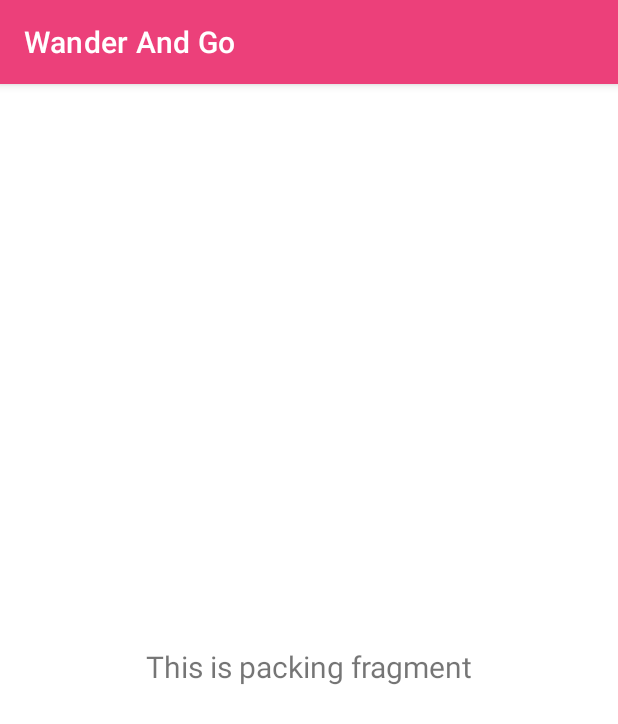
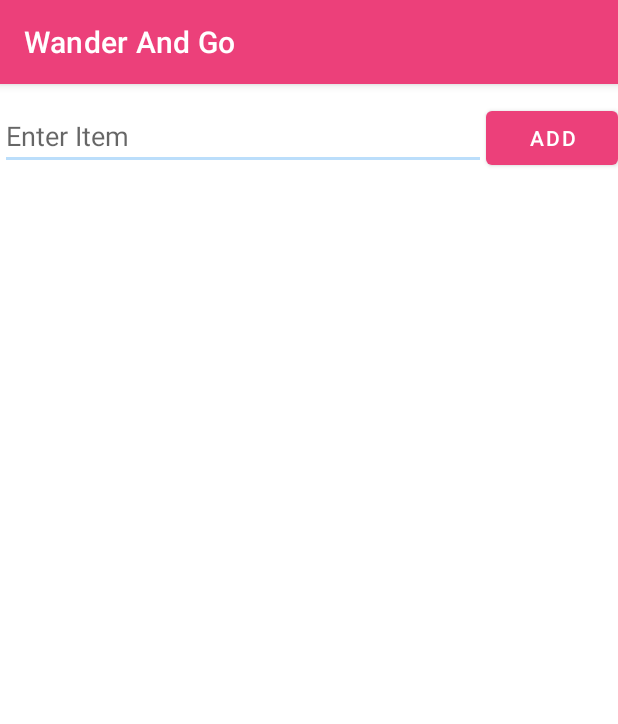
Before and after one commit to ShaniHalali/Wander-and-Go-travel-management-app, an Android app: the fragment PackingListFragment shown on its own in the app's theme, on a phone screen of 412 x 824 dp. Shown: the top 724 px of the screen. Run offline under Robolectric (Android 15) with nearby library versions, the phone set to English and light mode, and no system bars.

Commit message:
packing list

```diff
--- a/app/src/main/java/com/example/myapplication/ui/packingList/PackingListFragment.java
+++ b/app/src/main/java/com/example/myapplication/ui/packingList/PackingListFragment.java
@@ -4,28 +4,51 @@ import android.os.Bundle;
 import android.view.LayoutInflater;
 import android.view.View;
 import android.view.ViewGroup;
-import android.widget.TextView;
+import android.widget.ArrayAdapter;
+import android.widget.Button;
+import android.widget.EditText;
+import android.widget.ListView;
 
 import androidx.annotation.NonNull;
 import androidx.fragment.app.Fragment;
 import androidx.lifecycle.ViewModelProvider;
 
+import com.example.myapplication.R;
 import com.example.myapplication.databinding.FragmentPackingBinding;
+
+import java.util.ArrayList;
 
 public class PackingListFragment extends Fragment {
 
     private FragmentPackingBinding binding;
+    private ArrayList<String> packingList;
+    private ArrayAdapter<String> adapter;
 
     public View onCreateView(@NonNull LayoutInflater inflater,
                              ViewGroup container, Bundle savedInstanceState) {
-        PackingListViewModel galleryViewModel =
+        PackingListViewModel packingListViewModel =
                 new ViewModelProvider(this).get(PackingListViewModel.class);
 
         binding = FragmentPackingBinding.inflate(inflater, container, false);
         View root = binding.getRoot();
 
-        final TextView textView = binding.textPacking;
-        galleryViewModel.getText().observe(getViewLifecycleOwner(), textView::setText);
+        packingList = new ArrayList<>();
+        adapter = new ArrayAdapter<>(getContext(), android.R.layout.simple_list_item_1, packingList);
+        ListView listView = binding.packingList;
+        listView.setAdapter(adapter);
+
+        EditText editText = binding.packingEditText;
+        Button addButton = binding.buttonAddPacking;
+
+        addButton.setOnClickListener(v -> {
+            String item = editText.getText().toString();
+            if (!item.isEmpty()) {
+                packingList.add(item);
+                adapter.notifyDataSetChanged();
+                editText.setText("");
+            }
+        });
+
         return root;
     }
 
--- a/app/src/main/java/com/example/myapplication/ui/packingList/PackingListViewModel.java
+++ b/app/src/main/java/com/example/myapplication/ui/packingList/PackingListViewModel.java
@@ -10,7 +10,7 @@ public class PackingListViewModel extends ViewModel {
 
     public PackingListViewModel() {
         mText = new MutableLiveData<>();
-        mText.setValue("This is packing fragment");
+        mText.setValue("This is packing list fragment");
     }
 
     public LiveData<String> getText() {
--- a/app/src/main/res/layout/fragment_packing.xml
+++ b/app/src/main/res/layout/fragment_packing.xml
@@ -1,22 +1,37 @@
 <?xml version="1.0" encoding="utf-8"?>
-<androidx.constraintlayout.widget.ConstraintLayout xmlns:android="http://schemas.android.com/apk/res/android"
+<LinearLayout xmlns:android="http://schemas.android.com/apk/res/android"
     xmlns:app="http://schemas.android.com/apk/res-auto"
     xmlns:tools="http://schemas.android.com/tools"
     android:layout_width="match_parent"
     android:layout_height="match_parent"
+    android:orientation="vertical"
     tools:context=".ui.packingList.PackingListFragment">
 
-    <TextView
-        android:id="@+id/text_packing"
+    <LinearLayout
         android:layout_width="match_parent"
         android:layout_height="wrap_content"
-        android:layout_marginStart="8dp"
-        android:layout_marginTop="8dp"
-        android:layout_marginEnd="8dp"
-        android:textAlignment="center"
-        android:textSize="20sp"
-        app:layout_constraintBottom_toBottomOf="parent"
-        app:layout_constraintEnd_toEndOf="parent"
-        app:layout_constraintStart_toStartOf="parent"
-        app:layout_constraintTop_toTopOf="parent" />
-</androidx.constraintlayout.widget.ConstraintLayout>
+        android:layout_marginTop="12dp"
+        android:orientation="horizontal">
+
+        <EditText
+            android:id="@+id/packing_editText"
+            android:layout_width="0dp"
+            android:layout_weight="1"
+            android:hint="Enter Item"
+            android:layout_height="wrap_content"/>
+
+        <Button
+            android:id="@+id/button_add_packing"
+            android:layout_width="wrap_content"
+            android:layout_height="wrap_content"
+            android:text="Add" />
+    </LinearLayout>
+
+    <ListView
+        android:id="@+id/packing_list"
+        android:layout_width="match_parent"
+        android:layout_marginBottom="12dp"
+        android:layout_height="wrap_content"
+
+        />
+</LinearLayout>
```
